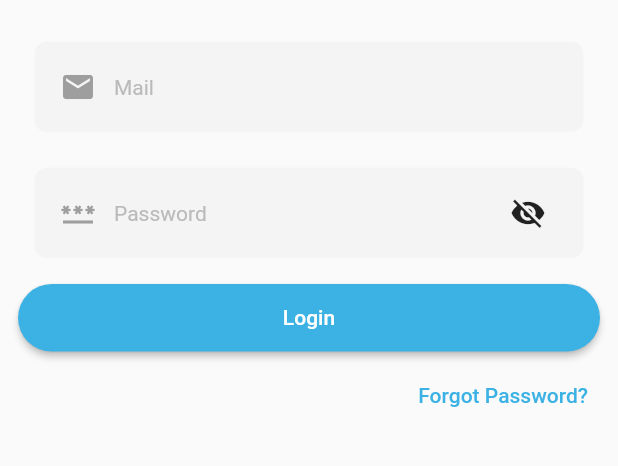
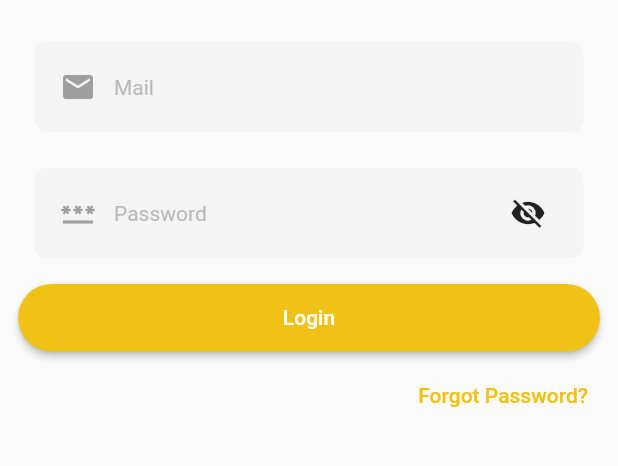
Before and after one commit to onurc4kir/ucuzunu_bul, a Flutter app: the screen it shows after launch, on a phone screen of 412 x 824 dp, the part 389-855 px from its top. Run offline on Flutter 3.47's test engine with Material 2 defaults, Android fonts, the phone set to English and light mode, and no system bars; drawn by our look-alikes of loader_overlay; our stand-ins replace cached_network_image, get, skeletons, supabase_flutter; accounts and stored records are empty; Roboto replaces fonts that are missing (Poppins).

Commit message:
color change

```diff
--- a/lib/core/theme/colors.style.dart
+++ b/lib/core/theme/colors.style.dart
@@ -1,7 +1,7 @@
 import 'package:flutter/material.dart';
 
 abstract class IColors {
-  static const primary = Color(0xff3BB1E4);
+  static const primary = Color(0xffF0C217);
   static const secondary = Color(0xff6E759F);
   static const success = Color(0xff57CA22);
   static const error = Color(0xffFF1943);
```
